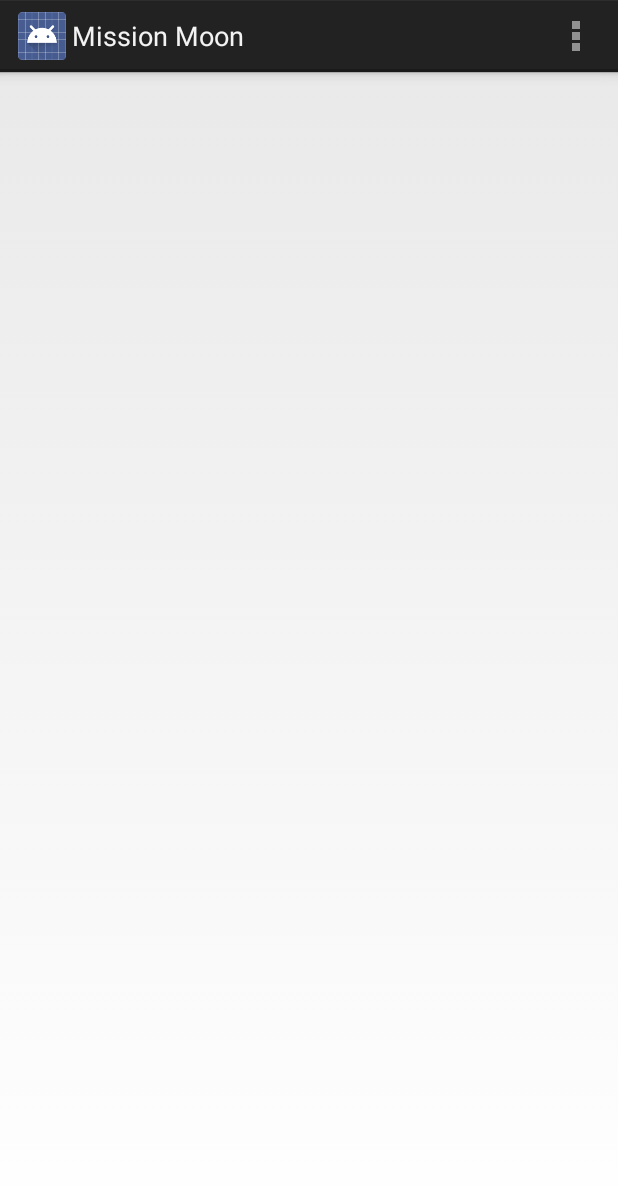
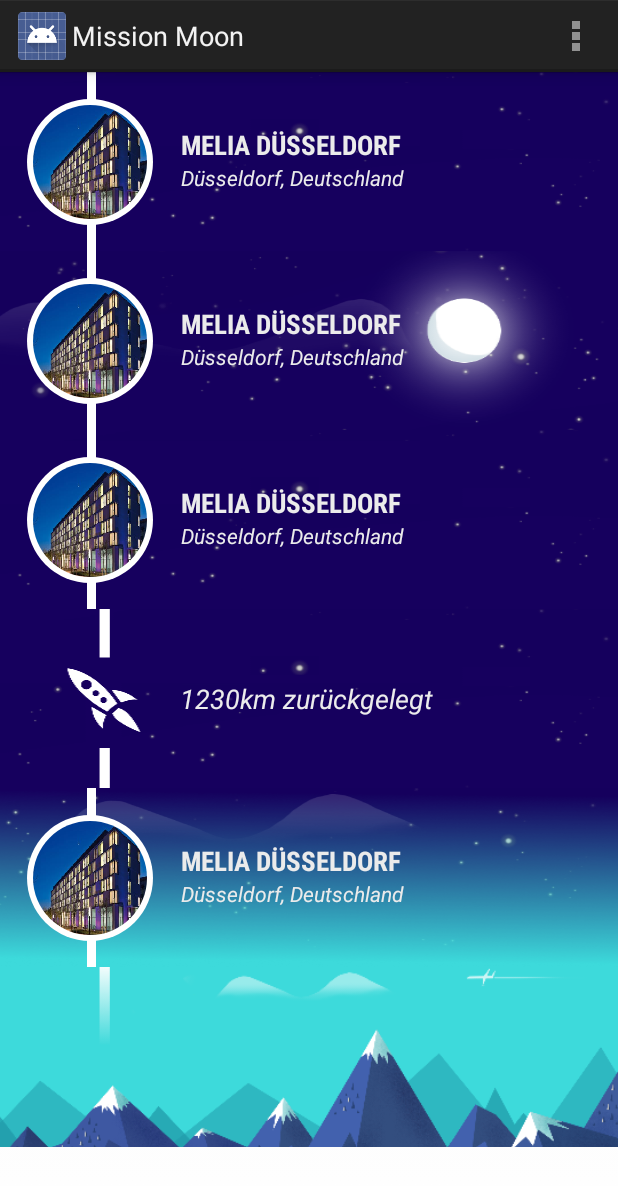
Before and after one commit to graetzer/fly2moon, an Android app: the screen it shows after launch (MainActivity), on a phone screen of 412 x 824 dp. Shown: the top 1186 px of the screen. Run offline under Robolectric (Android 15) with nearby library versions, the light colour scheme and no system bars; our stand-ins replace CircleImageView.

Commit message:
ListView

```diff
--- a/App/MissionMoon/app/build.gradle
+++ b/App/MissionMoon/app/build.gradle
@@ -21,9 +21,5 @@
 
 dependencies {
     compile fileTree(dir: 'libs', include: ['*.jar'])
-<<<<<<< HEAD
-}
-=======
     compile 'commons-io:commons-io:2.4'
 }
->>>>>>> 0cc127d63b7aeedcc320a8c92e9731d29fd3e904
--- a/App/MissionMoon/app/src/main/java/de/trivago/missionmoon/CircleImageView.java
+++ b/App/MissionMoon/app/src/main/java/de/trivago/missionmoon/CircleImageView.java
@@ -49,7 +49,7 @@
         if(attributes.getBoolean(R.styleable.CircularImageView_border, true)) {
             int defaultBorderSize = (int) (4 * getContext().getResources().getDisplayMetrics().density + 0.5f);
             setBorderWidth(attributes.getDimensionPixelOffset(R.styleable.CircularImageView_border_width, defaultBorderSize));
-            setBorderColor(attributes.getColor(R.styleable.CircularImageView_border_color, R.color.brown));
+            setBorderColor(getResources().getColor(R.color.line_color));
         }
 
         if(attributes.getBoolean(R.styleable.CircularImageView_shadow, false))
--- a/App/MissionMoon/app/src/main/java/de/trivago/missionmoon/MainActivity.java
+++ b/App/MissionMoon/app/src/main/java/de/trivago/missionmoon/MainActivity.java
@@ -4,10 +4,11 @@
 import android.os.Bundle;
 import android.view.Menu;
 import android.view.MenuItem;
-import android.widget.LinearLayout;
 import android.widget.ListView;
 
 import java.util.ArrayList;
+
+import de.trivago.missionmoon.adapter.PlanetAdapter;
 
 
 public class MainActivity extends Activity {
@@ -17,7 +18,14 @@
         super.onCreate(savedInstanceState);
         setContentView(R.layout.activity_main);
 
+        ArrayList test = new ArrayList();
+        test.add(1);
+        test.add(2);
+        test.add(2);
+        test.add(2);
+
         ListView planets = (ListView) findViewById(R.id.listViewPlanets);
+        planets.setAdapter(new PlanetAdapter(getApplicationContext(), 0, test));
     }
 
     @Override
--- /dev/null
+++ b/App/MissionMoon/app/src/main/java/de/trivago/missionmoon/adapter/ItemOrbit.java
@@ -0,0 +1,7 @@
+package de.trivago.missionmoon.adapter;
+
+/**
+ * Created by Frederik Schweiger on 05.07.2014.
+ */
+public class ItemOrbit {
+}
--- /dev/null
+++ b/App/MissionMoon/app/src/main/java/de/trivago/missionmoon/adapter/ItemStart.java
@@ -0,0 +1,8 @@
+package de.trivago.missionmoon.adapter;
+
+/**
+ * Created by Frederik Schweiger on 05.07.2014.
+ */
+public class ItemStart{
+
+}
--- /dev/null
+++ b/App/MissionMoon/app/src/main/java/de/trivago/missionmoon/adapter/PlanetAdapter.java
@@ -0,0 +1,71 @@
+package de.trivago.missionmoon.adapter;
+
+import android.content.Context;
+import android.view.LayoutInflater;
+import android.view.View;
+import android.view.ViewGroup;
+import android.widget.ArrayAdapter;
+import android.widget.RelativeLayout;
+import android.widget.TextView;
+
+import java.util.ArrayList;
+import java.util.Collections;
+
+import de.trivago.missionmoon.CircleImageView;
+import de.trivago.missionmoon.R;
+
+/**
+ * Created by Frederik Schweiger on 05.07.2014.
+ */
+public class PlanetAdapter extends ArrayAdapter{
+
+    private LayoutInflater mLayoutInflater;
+
+    public PlanetAdapter(Context context, int resource, ArrayList objects) {
+        super(context, resource, objects);
+        mLayoutInflater = LayoutInflater.from(context);
+        generateObjects(objects);
+    }
+
+    @Override
+    public View getView(int position, View convertView, ViewGroup parent) {
+
+        if(getItem(position) instanceof ItemStart){
+            return mLayoutInflater.inflate(R.layout.item_start, parent, false);
+        }
+
+        if(getItem(position) instanceof ItemOrbit){
+            return mLayoutInflater.inflate(R.layout.item_progress, parent, false);
+        }
+
+        View v = mLayoutInflater.inflate(R.layout.item_planet, parent, false);
+
+        RelativeLayout background = (RelativeLayout) v.findViewById(R.id.relativeLayoutItem);
+
+        if(getCount() - position > 2){
+            if(position % 2 == 0){
+                background.setBackgroundResource(R.drawable.bg_03);
+            }else{
+                background.setBackgroundResource(R.drawable.bg_04);
+            }
+        }
+        CircleImageView image = (CircleImageView) v.findViewById(R.id.circleImageViewItem);
+        TextView title = (TextView) v.findViewById(R.id.textViewItemTitle);
+        TextView location = (TextView) v.findViewById(R.id.textViewItemLocation);
+
+        return v;
+    }
+
+    private void generateObjects(ArrayList items){
+        ArrayList objects = new ArrayList();
+
+        objects.add(new ItemStart());
+        objects.addAll(items);
+        objects.add(2, new ItemOrbit());
+
+        Collections.reverse(objects);
+
+        clear();
+        addAll(objects);
+    }
+}
--- a/App/MissionMoon/app/src/main/res/layout/activity_main.xml
+++ b/App/MissionMoon/app/src/main/res/layout/activity_main.xml
@@ -2,16 +2,13 @@
     xmlns:tools="http://schemas.android.com/tools"
     android:layout_width="match_parent"
     android:layout_height="match_parent"
-    android:paddingLeft="@dimen/activity_horizontal_margin"
-    android:paddingRight="@dimen/activity_horizontal_margin"
-    android:paddingTop="@dimen/activity_vertical_margin"
-    android:paddingBottom="@dimen/activity_vertical_margin"
     tools:context=".MainActivity">
 
     <ListView
         android:id="@+id/listViewPlanets"
         android:layout_width="match_parent"
         android:layout_height="match_parent"
+        android:scrollbars="none"
         android:dividerHeight="0dp"
         android:divider="@android:color/transparent"/>
 
--- a/App/MissionMoon/app/src/main/res/layout/item_planet.xml
+++ b/App/MissionMoon/app/src/main/res/layout/item_planet.xml
@@ -1,19 +1,60 @@
 <?xml version="1.0" encoding="utf-8"?>
 
 <RelativeLayout xmlns:android="http://schemas.android.com/apk/res/android"
+    android:id="@+id/relativeLayoutItem"
     android:layout_width="match_parent"
-    android:layout_height="match_parent">
+    android:layout_height="120dp"
+    android:background="@drawable/bg_02">
 
     <TextView
-        android:layout_width="4dp"
+        android:layout_width="6dp"
         android:layout_height="match_parent"
-        android:layout_marginLeft="48dp"
-        android:background="@color/brown"/>
+        android:layout_marginLeft="58dp"
+        android:background="@color/line_color"/>
 
-    <de.trivago.missionmoon.CircleImageView
-        android:id="@+id/circleImageViewItem"
-        android:layout_width="100dp"
-        android:layout_height="100dp"
-        android:src="@drawable/dummy_hotel_dus"/>
+    <LinearLayout
+        android:layout_width="match_parent"
+        android:layout_height="wrap_content"
+        android:layout_marginLeft="15dp"
+        android:orientation="horizontal">
+
+        <de.trivago.missionmoon.CircleImageView
+            android:id="@+id/circleImageViewItem"
+            android:layout_width="90dp"
+            android:layout_height="90dp"
+            android:layout_marginTop="15dp"
+            android:src="@drawable/dummy_hotel_dus"/>
+
+        <LinearLayout
+            android:layout_width="match_parent"
+            android:layout_height="match_parent"
+            android:layout_marginLeft="15dp"
+            android:layout_marginTop="15dp"
+            android:orientation="vertical">
+
+            <TextView
+                android:id="@+id/textViewItemTitle"
+                android:layout_width="match_parent"
+                android:layout_height="0dp"
+                android:layout_weight="1"
+                android:gravity="bottom"
+                android:fontFamily="sans-serif-condensed"
+                android:textStyle="bold"
+                android:textSize="18sp"
+                android:textColor="@color/text_color"
+                android:text="MELIA DÜSSELDORF"/>
+
+            <TextView
+                android:id="@+id/textViewItemLocation"
+                android:layout_width="match_parent"
+                android:layout_height="0dp"
+                android:layout_weight="1"
+                android:textColor="@color/text_color"
+                android:textStyle="italic"
+                android:text="Düsseldorf, Deutschland"/>
+
+        </LinearLayout>
+
+    </LinearLayout>
 
 </RelativeLayout>
--- /dev/null
+++ b/App/MissionMoon/app/src/main/res/layout/item_progress.xml
@@ -0,0 +1,19 @@
+<?xml version="1.0" encoding="utf-8"?>
+
+<LinearLayout xmlns:android="http://schemas.android.com/apk/res/android"
+    android:orientation="vertical" android:layout_width="match_parent"
+    android:layout_height="120dp" android:background="@drawable/bg_progress">
+
+    <TextView
+        android:layout_width="match_parent"
+        android:layout_height="match_parent"
+        android:layout_marginLeft="120dp"
+        android:layout_marginRight="20dp"
+        android:gravity="center_vertical"
+        android:textStyle="italic"
+        android:textSize="18sp"
+        android:textColor="@color/light_grey"
+        android:text="1230km zurückgelegt"
+        android:layout_gravity="center_vertical"/>
+
+</LinearLayout>
--- /dev/null
+++ b/App/MissionMoon/app/src/main/res/layout/item_start.xml
@@ -0,0 +1,19 @@
+<?xml version="1.0" encoding="utf-8"?>
+
+<RelativeLayout xmlns:android="http://schemas.android.com/apk/res/android"
+    android:layout_width="match_parent"
+    android:layout_height="120dp">
+
+    <TextView
+        android:layout_width="6dp"
+        android:layout_height="match_parent"
+        android:layout_marginLeft="43dp"
+        android:background="@color/line_color"/>
+
+    <ImageView
+        android:layout_width="match_parent"
+        android:layout_height="match_parent"
+        android:src="@drawable/bg_01"
+        android:scaleType="centerCrop"/>
+
+</RelativeLayout>
--- a/App/MissionMoon/app/src/main/res/values/colors.xml
+++ b/App/MissionMoon/app/src/main/res/values/colors.xml
@@ -1,4 +1,6 @@
 <?xml version="1.0" encoding="utf-8"?>
 <resources>
-    <color name="brown">#ffffb199</color>
+    <color name="line_color">#ffffff</color>
+    <color name="light_grey">#ffececec</color>
+    <color name="text_color">#ffebebeb</color>
 </resources>
```
Also changed, not shown: App/MissionMoon/app/src/main/res/drawable-xhdpi/icon_earth.png (added), App/MissionMoon/app/src/main/res/drawable-xxhdpi/bg_01.png (added), App/MissionMoon/app/src/main/res/drawable-xxhdpi/bg_02.png (added), App/MissionMoon/app/src/main/res/drawable-xxhdpi/bg_03.png (added), App/MissionMoon/app/src/main/res/drawable-xxhdpi/bg_04.png (added), App/MissionMoon/app/src/main/res/drawable-xxhdpi/bg_progress.png (added).
